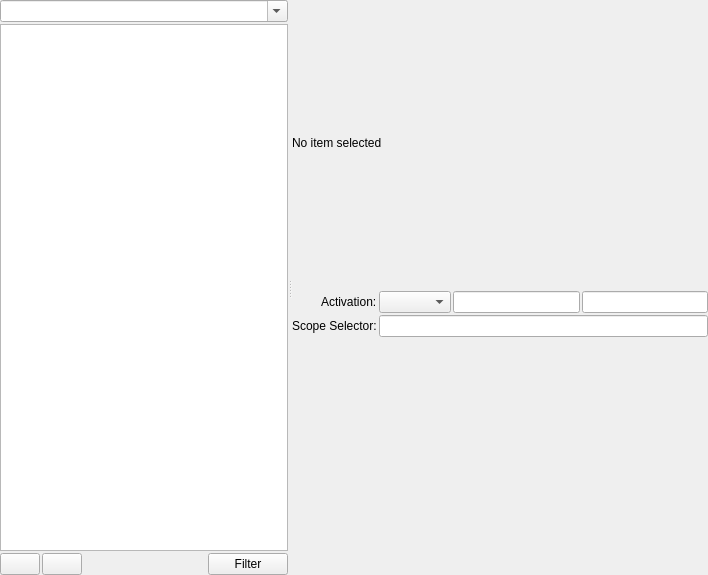
First picture: the form in resources/ui/support/editor.ui, repository prymatex/prymatex, before the edit.
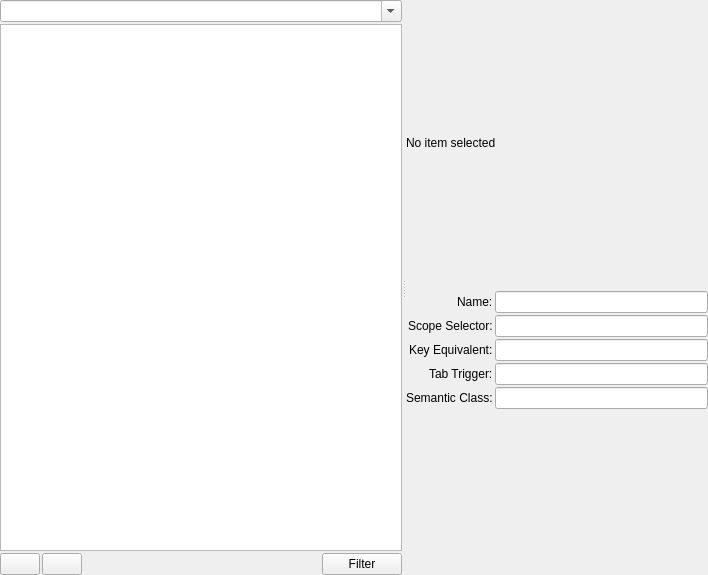
Second picture: the form after the edit. Icons and pictures are not drawn.

Commit message: adapt bundle editor dialog

Diff of the .ui file:
```diff
--- a/resources/ui/support/editor.ui
+++ b/resources/ui/support/editor.ui
@@ -128,26 +128,10 @@
          <item row="0" column="0">
           <widget class="QLabel" name="labelActivation">
            <property name="text">
-            <string>Activation:</string>
+            <string>Name:</string>
            </property>
           </widget>
          </item>
-         <item row="0" column="1">
-          <layout class="QHBoxLayout" name="activationLayout">
-           <property name="spacing">
-            <number>2</number>
-           </property>
-           <item>
-            <widget class="QComboBox" name="comboBoxActivation"/>
-           </item>
-           <item>
-            <widget class="QLineEdit" name="lineTabTriggerActivation"/>
-           </item>
-           <item>
-            <widget class="QLineEdit" name="lineKeyEquivalentActivation"/>
-           </item>
-          </layout>
-         </item>
          <item row="1" column="0">
           <widget class="QLabel" name="labelScopeSelector">
            <property name="text">
@@ -156,7 +140,40 @@
           </widget>
          </item>
          <item row="1" column="1">
-          <widget class="QLineEdit" name="lineEditScope"/>
+          <widget class="QLineEdit" name="lineEditScopeSelector"/>
+         </item>
+         <item row="3" column="0">
+          <widget class="QLabel" name="labelActivation_3">
+           <property name="text">
+            <string>Tab Trigger:</string>
+           </property>
+          </widget>
+         </item>
+         <item row="3" column="1">
+          <widget class="QLineEdit" name="lineEditTabTriggerActivation"/>
+         </item>
+         <item row="2" column="0">
+          <widget class="QLabel" name="labelActivation_4">
+           <property name="text">
+            <string>Key Equivalent:</string>
+           </property>
+          </widget>
+         </item>
+         <item row="2" column="1">
+          <widget class="QLineEdit" name="lineEditKeyEquivalentActivation"/>
+         </item>
+         <item row="4" column="0">
+          <widget class="QLabel" name="labelActivation_5">
+           <property name="text">
+            <string>Semantic Class:</string>
+           </property>
+          </widget>
+         </item>
+         <item row="4" column="1">
+          <widget class="QLineEdit" name="lineEditSemanticClass"/>
+         </item>
+         <item row="0" column="1">
+          <widget class="QLineEdit" name="lineEditName"/>
          </item>
         </layout>
        </item>
```
The commit also changes 3 other files.
